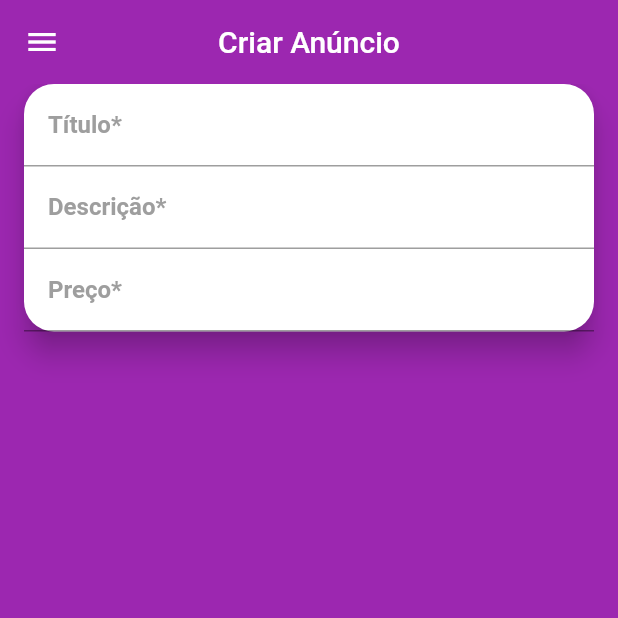
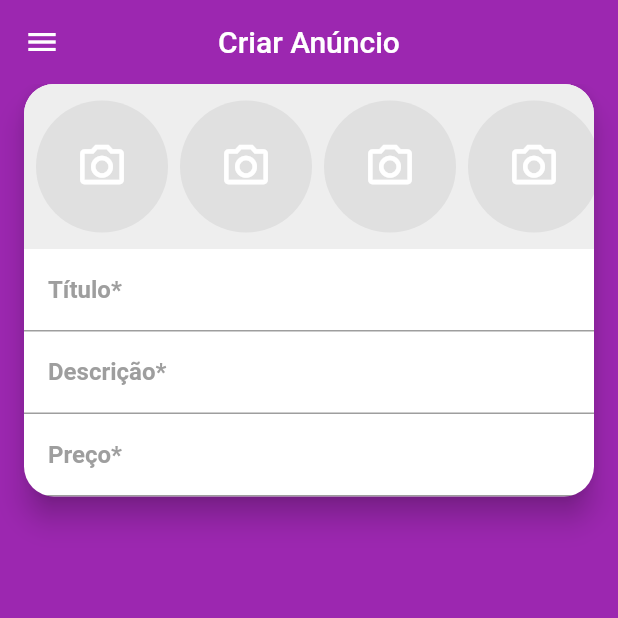
Before and after one commit to claudio-sr/olx-clone, a Flutter app: the screen it shows after launch, swiped to page 2, on a phone screen of 412 x 824 dp, the top half of it. Run offline on Flutter 3.47's test engine with Material 2 defaults, Android fonts, the phone set to English and light mode, and no system bars; our stand-ins replace brasil_fields, flutter_mobx, get_it, mobx, parse_server_sdk_flutter; accounts and stored records are empty; generated files the repository leaves out were written again.

Commit message:
Campo de Imagens

```diff
--- /dev/null
+++ b/lib/screens/create/components/images_fields.dart
@@ -0,0 +1,36 @@
+import 'package:flutter/material.dart';
+
+class ImagesFields extends StatelessWidget {
+  @override
+  Widget build(BuildContext context) {
+    return Container(
+      color: Colors.grey[200],
+      height: 110,
+      child: ListView.builder(
+          scrollDirection: Axis.horizontal,
+          itemCount: 5,
+          itemBuilder: (_, index) {
+            return Padding(
+              padding: const EdgeInsets.fromLTRB(8, 8, 0, 8),
+              child: GestureDetector(
+                onTap: () {},
+                child: CircleAvatar(
+                  radius: 44,
+                  backgroundColor: Colors.grey[300],
+                  child: Column(
+                    mainAxisAlignment: MainAxisAlignment.center,
+                    children: [
+                      Icon(
+                        Icons.camera_alt_outlined,
+                        size: 35,
+                        color: Colors.white,
+                      ),
+                    ],
+                  ),
+                ),
+              ),
+            );
+          }),
+    );
+  }
+}
--- a/lib/screens/create/create_screen.dart
+++ b/lib/screens/create/create_screen.dart
@@ -2,6 +2,7 @@ import 'package:brasil_fields/brasil_fields.dart';
 import 'package:flutter/material.dart';
 import 'package:flutter/services.dart';
 import 'package:xlo_clone/componets/custom_drawer/custom_drawer.dart';
+import 'package:xlo_clone/screens/create/components/images_fields.dart';
 
 class CreateScreen extends StatelessWidget {
   final labelStyle =
@@ -17,6 +18,7 @@ class CreateScreen extends StatelessWidget {
       ),
       drawer: CustomDrawer(),
       body: Card(
+          clipBehavior: Clip.antiAlias,
           margin: EdgeInsets.symmetric(horizontal: 16),
           shape:
               RoundedRectangleBorder(borderRadius: BorderRadius.circular(20)),
@@ -24,6 +26,7 @@ class CreateScreen extends StatelessWidget {
           child: Column(
             mainAxisSize: MainAxisSize.min,
             children: [
+              ImagesFields(),
               TextFormField(
                 decoration: InputDecoration(
                   labelText: 'Título*',
```
